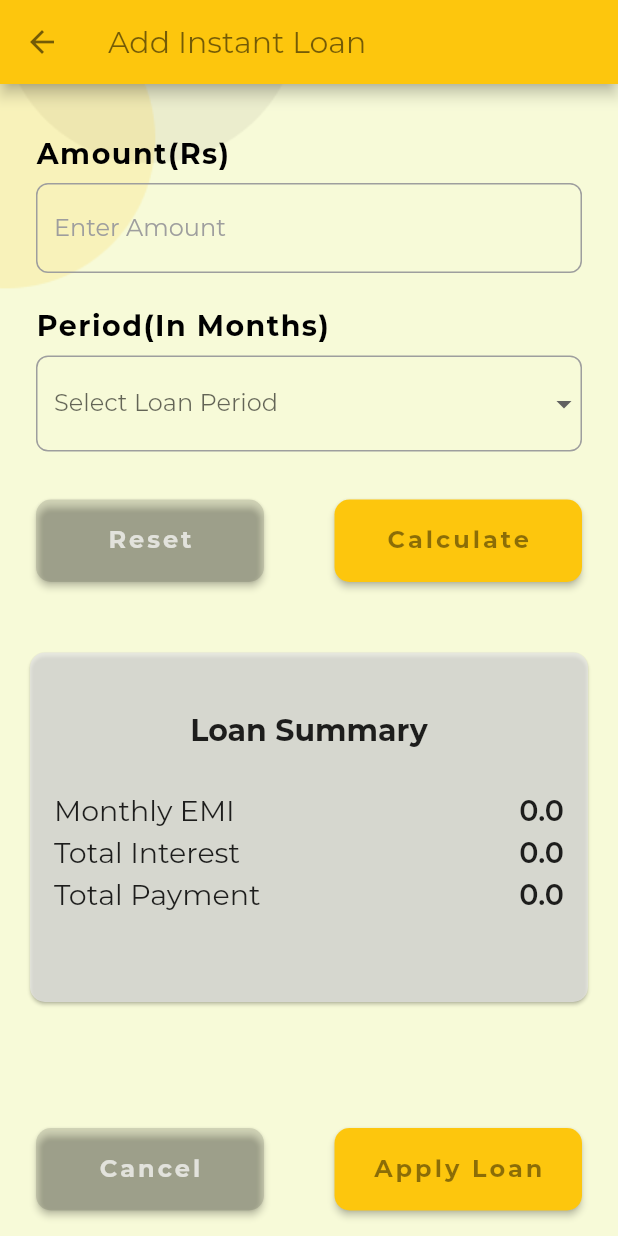
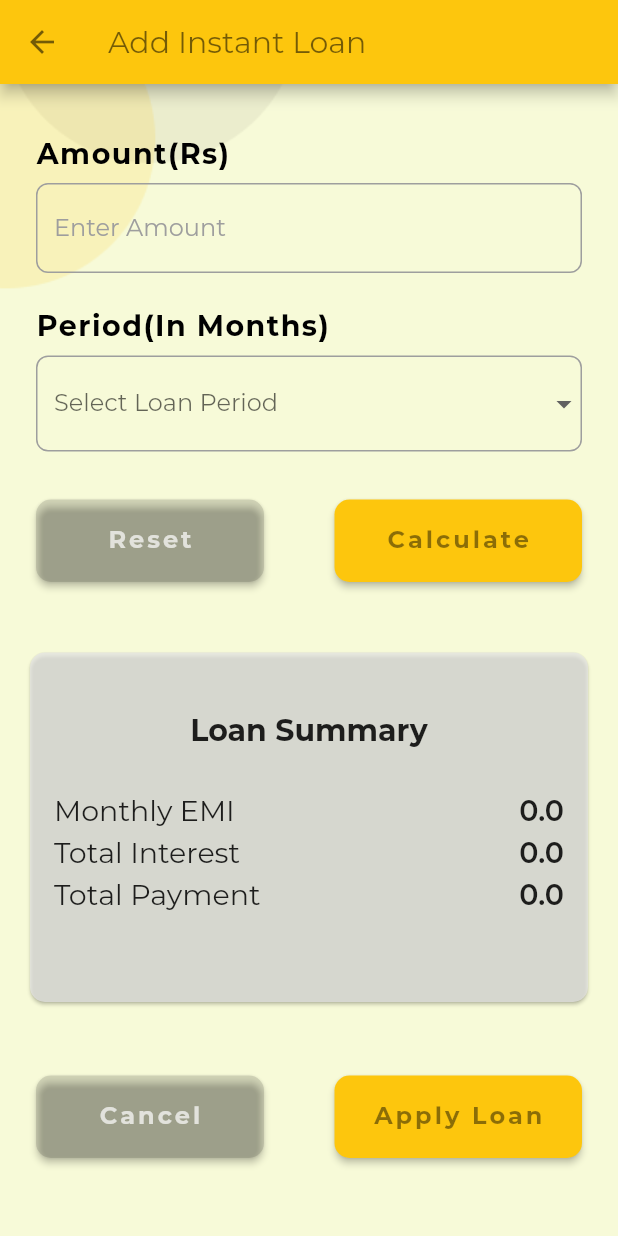
Before and after one commit to User-Experience-Design-SE3050-2021/se3050---uee-2021s2_reg_we_26, a Flutter app: the AddLoanScreen screen opened directly, on a phone screen of 412 x 824 dp. Run offline on Flutter 3.47's test engine with Material 2 defaults, Android fonts, the phone set to English and light mode, and no system bars; our stand-ins replace cloud_firestore, email_validator, firebase_core; accounts and stored records are empty; project files that could hold a hidden picture were left out.

Commit message:
add_loan_form.dart changed the SizeBoxes

```diff
--- a/lib/screens/instantLoans/add_loan_form.dart
+++ b/lib/screens/instantLoans/add_loan_form.dart
@@ -361,7 +361,7 @@ class _AddLoanFormState extends State<AddLoanForm> {
                               ),
                             ]),
                       ])))),
-      const SizedBox(height: 40),
+      const SizedBox(height: 5),
       Padding(
           padding: const EdgeInsets.only(
               left: 8.0, right: 8.0, top: 40.0, bottom: 40.0),
```
